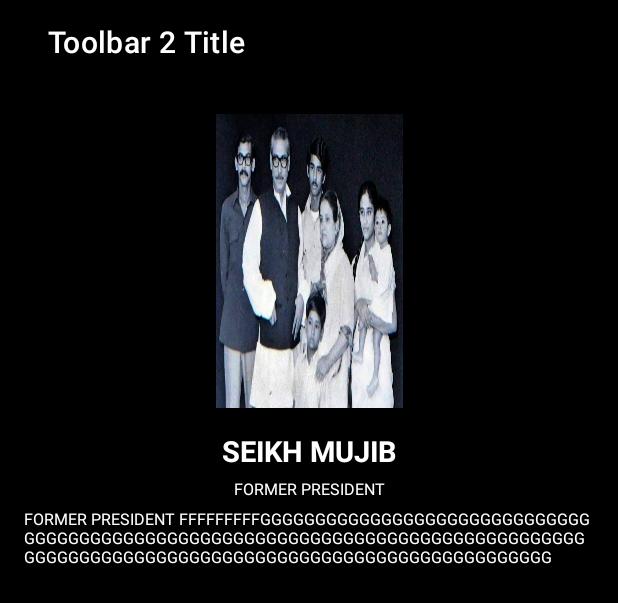
After one commit to HossainNur/Bangabandhu-Play, an Android app: the layout fragment_family_member_details.xml on its own in the app's theme, with its tools: preview values and no code run, on a phone screen of 412 x 824 dp. The commit adds this screen. Shown: the top 603 px of the screen. Run offline under Robolectric (Android 15) with nearby library versions, the phone set to English and light mode, and no system bars.

Commit message:
added FamilyMemberDetailsFragment, passed data from FamilyMemberFragment and added RoundedCornerTransformation.kt class to round images

```diff
--- /dev/null
+++ b/app/src/main/res/layout/fragment_family_member_details.xml
@@ -0,0 +1,97 @@
+<?xml version="1.0" encoding="utf-8"?>
+<androidx.constraintlayout.widget.ConstraintLayout xmlns:android="http://schemas.android.com/apk/res/android"
+    xmlns:tools="http://schemas.android.com/tools"
+    android:layout_width="match_parent"
+    android:layout_height="match_parent"
+    android:background="@color/black"
+    android:paddingStart="16dp"
+    android:paddingEnd="16dp"
+    xmlns:app="http://schemas.android.com/apk/res-auto"
+    tools:context=".ui.family_members.family_member_details.FamilyMemberDetailsFragment">
+
+    <androidx.appcompat.widget.Toolbar
+        android:id="@+id/toolbar2FamilyDetails"
+        android:layout_width="match_parent"
+        android:layout_height="?attr/actionBarSize"
+        android:background="@color/black"
+        app:titleTextColor="@color/white"
+        app:title="Toolbar 2 Title"
+        android:visibility="visible"
+        app:layout_constraintTop_toTopOf="parent"
+        app:layout_constraintStart_toStartOf="parent"/>
+
+
+  <ImageView
+      android:id="@+id/ivFamilyMemberDetails"
+      android:layout_width="@dimen/_96ssp"
+      android:layout_height="@dimen/_151sdp"
+      android:scaleType="fitXY"
+      android:src="@drawable/family"
+      android:layout_marginTop="20dp"
+      app:layout_constraintTop_toBottomOf="@id/toolbar2FamilyDetails"
+      app:layout_constraintStart_toStartOf="parent"
+      app:layout_constraintEnd_toEndOf="parent"/>
+
+    <TextView
+        android:id="@+id/tvFamilyMemberName"
+        android:layout_width="wrap_content"
+        android:layout_height="wrap_content"
+        android:text="Seikh Mujib"
+        android:textAllCaps="true"
+        android:textColor="@color/white"
+        android:textStyle="bold"
+        android:textSize="@dimen/_15ssp"
+        android:maxLines="1"
+        android:ellipsize="end"
+        android:layout_marginTop="15dp"
+        app:layout_constraintTop_toBottomOf="@id/ivFamilyMemberDetails"
+        app:layout_constraintStart_toStartOf="@id/ivFamilyMemberDetails"
+        app:layout_constraintEnd_toEndOf="@id/ivFamilyMemberDetails"/>
+
+    <TextView
+        android:id="@+id/tvFamilyMemTitle"
+        android:layout_width="wrap_content"
+        android:layout_height="wrap_content"
+        android:text="Former president"
+        android:textAllCaps="true"
+        android:textColor="@color/white"
+        android:textStyle="normal"
+        android:textSize="@dimen/_8ssp"
+        android:maxLines="1"
+        android:ellipsize="end"
+        android:layout_marginTop="5dp"
+        app:layout_constraintTop_toBottomOf="@id/tvFamilyMemberName"
+        app:layout_constraintStart_toStartOf="@id/tvFamilyMemberName"
+        app:layout_constraintEnd_toEndOf="@id/tvFamilyMemberName"/>
+
+    <androidx.core.widget.NestedScrollView
+        android:id="@+id/nestedScrollFamDetails"
+        android:layout_width="match_parent"
+        android:layout_height="0dp"
+        app:layout_constraintTop_toBottomOf="@id/tvFamilyMemTitle"
+        app:layout_constraintBottom_toBottomOf="parent">
+
+        <androidx.constraintlayout.widget.ConstraintLayout
+            android:layout_width="match_parent"
+            android:layout_height="match_parent">
+
+            <TextView
+                android:id="@+id/tvFamilyMemDescription"
+                android:layout_width="wrap_content"
+                android:layout_height="wrap_content"
+                android:text="Former president fffffffffggggggggggggggggggggggggggggggggggggggggggggggggggggggggggggggggggggggggggggggggggggggggggggggggggggggggggggggggggggggggggggggggg"
+                android:textAllCaps="true"
+                android:textColor="@color/white"
+                android:textStyle="normal"
+                android:textSize="@dimen/_8ssp"
+                android:ellipsize="end"
+                android:layout_marginTop="5dp"
+                app:layout_constraintTop_toTopOf="parent"
+                app:layout_constraintStart_toStartOf="parent"
+                app:layout_constraintEnd_toEndOf="parent"/>
+
+        </androidx.constraintlayout.widget.ConstraintLayout>
+
+    </androidx.core.widget.NestedScrollView>
+
+</androidx.constraintlayout.widget.ConstraintLayout>
```
Also changed, not shown: app/src/main/java/com/durbar/bangabandhuplay/ui/family_members/FamilyMemberAdapter.kt (+27 -3 lines), app/src/main/java/com/durbar/bangabandhuplay/ui/family_members/FamilyMemberFragment.kt (+27 -4 lines), app/src/main/java/com/durbar/bangabandhuplay/ui/family_members/family_member_details/FamilyMemberDetailsFragment.kt (added, +62 -0 lines), app/src/main/java/com/durbar/bangabandhuplay/utils/RoundedCornerTransformation.kt (added, +35 -0 lines), app/src/main/res/navigation/mobile_navigation.xml (+14 -0 lines).
